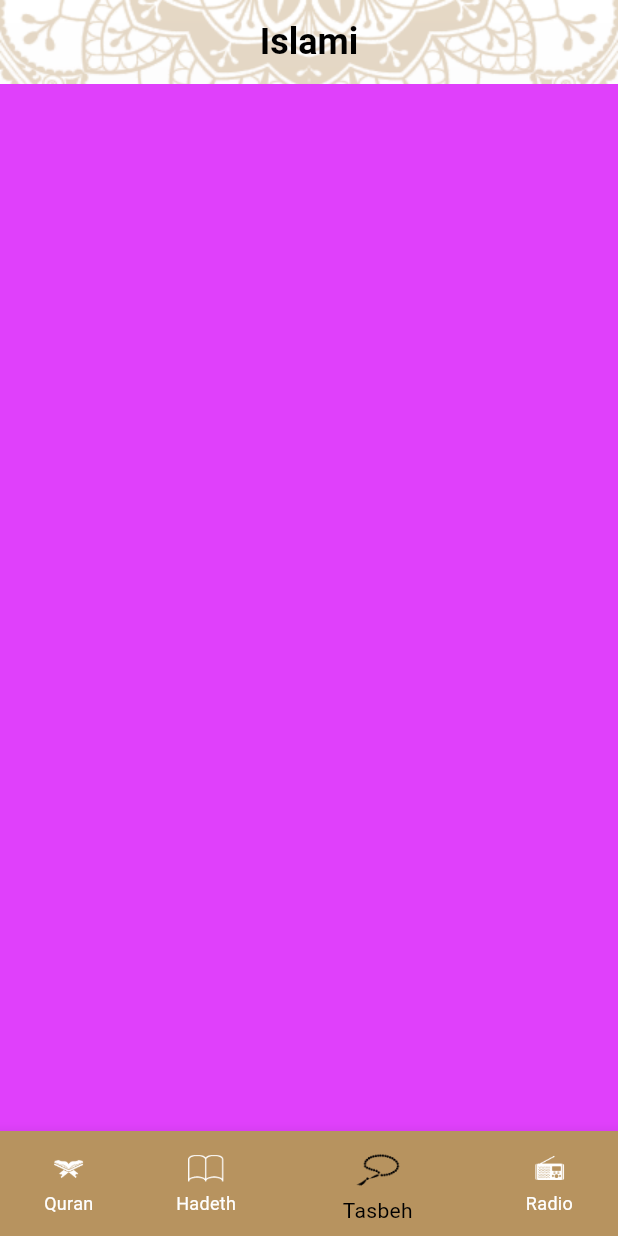
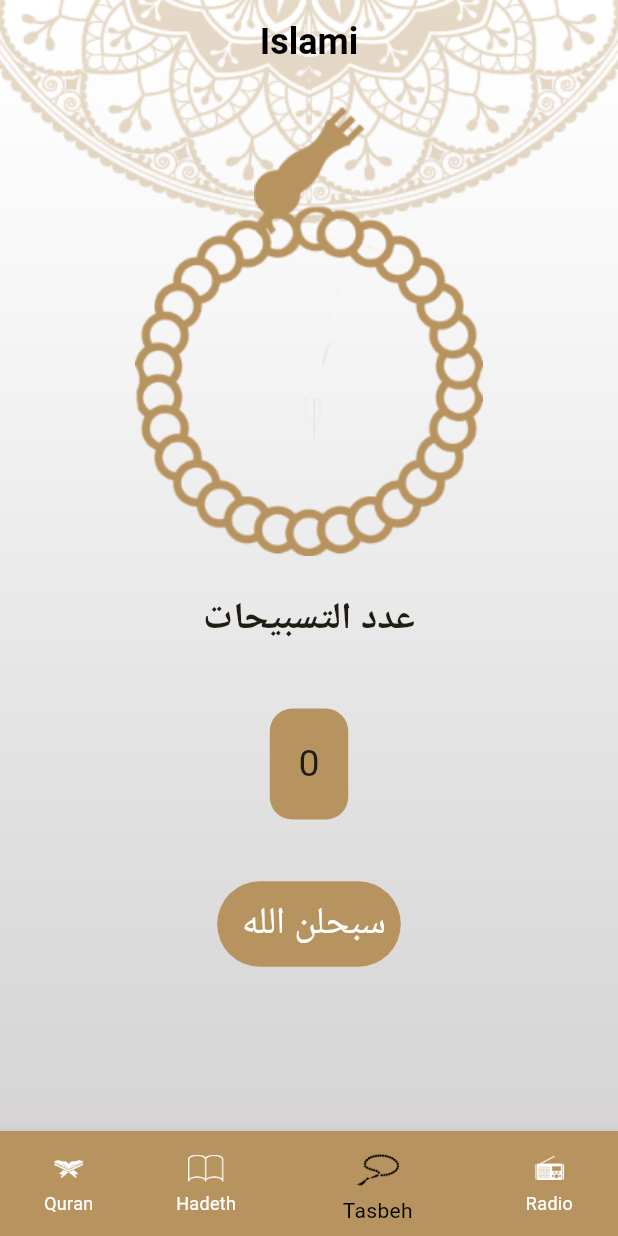
Before and after one commit to mSaaad10/flutter_quran_app_c11_friday, a Flutter app: the screen it shows after launch, item 3 of the bottom bar chosen, on a phone screen of 412 x 824 dp. Run offline on Flutter 3.47's test engine with Material 3 defaults, Android fonts, the phone set to English and light mode, and no system bars.

Commit message:
+ tasbeh screen

```diff
--- a/lib/ui/home/tabs/tasbeh_tab/tasbeh_tab.dart
+++ b/lib/ui/home/tabs/tasbeh_tab/tasbeh_tab.dart
@@ -1,12 +1,87 @@
 import 'package:flutter/material.dart';
 
-class TasbehTab extends StatelessWidget {
+class TasbehTab extends StatefulWidget {
+
   const TasbehTab({super.key});
 
   @override
+  State<TasbehTab> createState() => _TasbehTabState();
+}
+
+class _TasbehTabState extends State<TasbehTab> {
+  int counter=0;
+  double angle=0;
+  List<String>tasbehList=[
+    "سبحلن الله",
+    "الحمد الله",
+    "لا اليه الا الله",
+  ];
+  int index=0;
+  @override
   Widget build(BuildContext context) {
-    return Container(
-      color: Colors.purpleAccent,
+    Size size=MediaQuery.of(context).size;
+    return Center(
+      child: Column(
+        children: [
+          Padding(
+            padding: const EdgeInsets.all(15),
+            child: Stack(
+              alignment: Alignment.topCenter,
+              children: [
+
+
+                  Image.asset('assets/images/head_sebha_logo.png'),
+
+                Padding
+                  (padding: EdgeInsets.only(top: size.height*0.08),
+                  //padding: EdgeInsets.symmetric(vertical: 75,horizontal: 75),
+                child: Transform.rotate(
+                  angle: angle,
+                  child: Image.asset('assets/images/body_sebha_logo.png'),
+                ),
+                ),
+              ],
+            ),
+          ),
+         SizedBox(height: size.height*0.01,),
+            Text('عدد التسبيحات',style: TextStyle(fontWeight: FontWeight.w600,fontSize: 25),),
+          SizedBox(height: size.height*0.05,),
+    Container(
+      padding: EdgeInsets.all(19),
+      decoration: BoxDecoration(borderRadius: BorderRadius.circular(15),
+      color: Color(0xFFB7935F)),
+      child: Text('$counter',style: TextStyle(fontWeight: FontWeight.w400,fontSize: 25),),
+    ),
+          SizedBox(height: size.height*0.05,),
+          InkWell(
+            onTap: (){
+              Tsbeh();
+            },
+            child: Container(
+              padding: EdgeInsets.all(10),
+              decoration: BoxDecoration(borderRadius: BorderRadius.circular(30),
+                  color: Color(0xFFB7935F)),
+              child: Text(' ${tasbehList[index]}',style: TextStyle(fontWeight: FontWeight.w400,fontSize: 25,color: Colors.white),),
+            ),
+          ),
+
+        ],
+      ),
     );
   }
+  Tsbeh(){
+
+    angle+=0.1;
+    if(counter < 33)
+      {
+      counter++;}
+    else
+      {counter=0;
+      index++;
+      if(index==3)
+        {index=0;}}
+    setState(() {
+
+    });
+  }
 }
--- a/pubspec.yaml
+++ b/pubspec.yaml
@@ -19,7 +19,7 @@ publish_to: 'none' # Remove this line if you wish to publish to pub.dev
 version: 1.0.0+1
 
 environment:
-  sdk: '>=3.4.3 <4.0.0'
+  sdk: '3.1.5'
 
 # Dependencies specify other packages that your package needs in order to work.
 # To automatically upgrade your package dependencies to the latest versions
```
Also changed, not shown: assets/files/tasbeh.txt (added), assets/images/body_sebha_logo.png (added), assets/images/head_sebha_logo.png (added), pubspec.lock, 2 other files.
